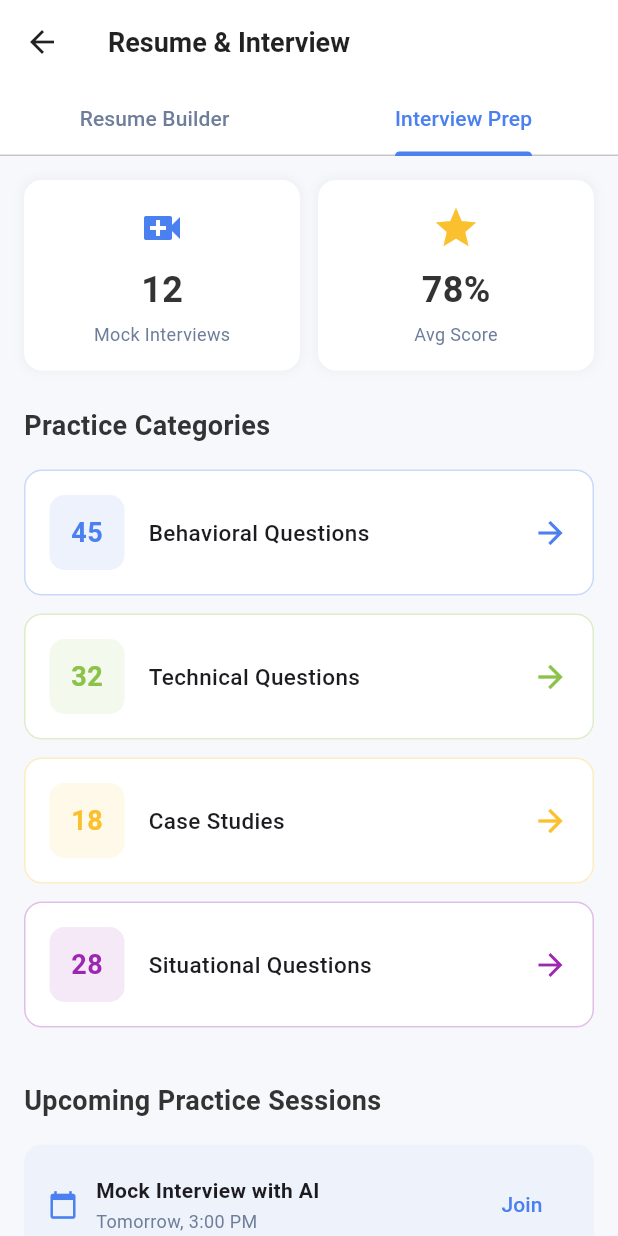
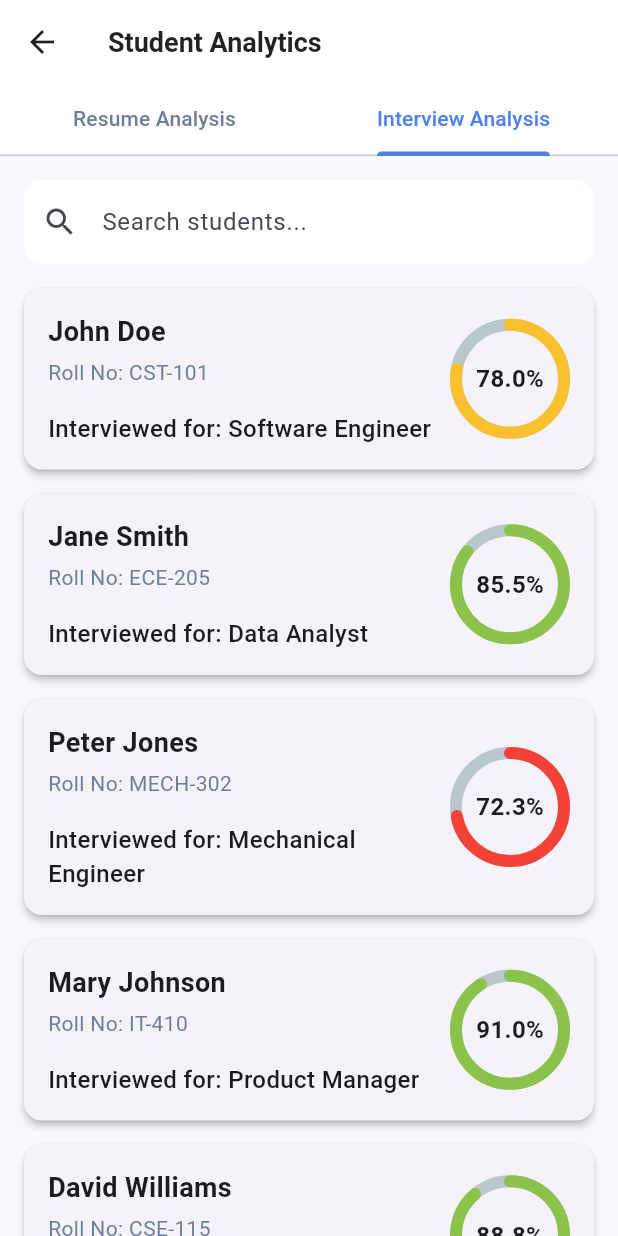
Before and after one commit to benayaram-sandspace/TEGA, a Flutter app: the ResumeInterviewPage screen opened directly, tab 2 chosen, on a phone screen of 412 x 824 dp. Run offline on Flutter 3.47's test engine with Material 3 defaults, Android fonts, the phone set to English and light mode, and no system bars; drawn by our look-alikes of percent_indicator; our stand-ins replace camera, csv, file_picker, fl_chart, flutter_native_splash, flutter_staggered_animations and 6 more; accounts and stored records are empty.

Commit message:
Add Resume and Interview feature with search functionality and data visualization of the Students Resumes and Interviews Analysis

```diff
--- a/tega/lib/features/4_college_panel/presentation/2_more_features/resume_interview_page.dart
+++ b/tega/lib/features/4_college_panel/presentation/2_more_features/resume_interview_page.dart
@@ -1,5 +1,28 @@
 import 'package:flutter/material.dart';
+import 'package:flutter_staggered_animations/flutter_staggered_animations.dart';
+import 'package:percent_indicator/percent_indicator.dart';
 import 'package:tega/features/4_college_panel/presentation/0_dashboard/dashboard_styles.dart';
+
+// Model for student data
+class StudentData {
+  final String name;
+  final String rollNumber;
+  final int resumeScore;
+  final int mockInterviews;
+  final double avgInterviewScore;
+  final String interviewRole;
+  final String jobRole;
+
+  StudentData({
+    required this.name,
+    required this.rollNumber,
+    required this.resumeScore,
+    required this.mockInterviews,
+    required this.avgInterviewScore,
+    required this.interviewRole,
+    required this.jobRole,
+  });
+}
 
 class ResumeInterviewPage extends StatefulWidget {
   const ResumeInterviewPage({super.key});
@@ -12,15 +35,39 @@ class _ResumeInterviewPageState extends State<ResumeInterviewPage>
     with SingleTickerProviderStateMixin {
   late TabController _tabController;
 
+  // Dummy data for students
+  final List<StudentData> _allStudents = [
+    StudentData(name: 'John Doe', rollNumber: 'CST-101', resumeScore: 85, mockInterviews: 12, avgInterviewScore: 78.0, interviewRole: 'Software Engineer', jobRole: 'Frontend Developer'),
+    StudentData(name: 'Jane Smith', rollNumber: 'ECE-205', resumeScore: 92, mockInterviews: 8, avgInterviewScore: 85.5, interviewRole: 'Data Analyst', jobRole: 'Data Analyst'),
+    StudentData(name: 'Peter Jones', rollNumber: 'MECH-302', resumeScore: 78, mockInterviews: 5, avgInterviewScore: 72.3, interviewRole: 'Mechanical Engineer', jobRole: 'Product Designer'),
+    StudentData(name: 'Mary Johnson', rollNumber: 'IT-410', resumeScore: 88, mockInterviews: 15, avgInterviewScore: 91.0, interviewRole: 'Product Manager', jobRole: 'Product Manager'),
+    StudentData(name: 'David Williams', rollNumber: 'CSE-115', resumeScore: 95, mockInterviews: 10, avgInterviewScore: 88.8, interviewRole: 'DevOps Engineer', jobRole: 'DevOps Engineer'),
+  ];
+
+  List<StudentData> _filteredStudents = [];
+  final TextEditingController _searchController = TextEditingController();
+
   @override
   void initState() {
     super.initState();
     _tabController = TabController(length: 2, vsync: this);
+    _filteredStudents = _allStudents;
+    _searchController.addListener(_filterStudents);
+  }
+
+  void _filterStudents() {
+    final query = _searchController.text.toLowerCase();
+    setState(() {
+      _filteredStudents = _allStudents.where((student) {
+        return student.name.toLowerCase().contains(query);
+      }).toList();
+    });
   }
 
   @override
   void dispose() {
     _tabController.dispose();
+    _searchController.dispose();
     super.dispose();
   }
 
@@ -28,7 +75,7 @@ class _ResumeInterviewPageState extends State<ResumeInterviewPage>
   Widget build(BuildContext context) {
     return Scaffold(
       appBar: AppBar(
-        title: const Text('Resume & Interview'),
+        title: const Text('Student Analytics'),
         backgroundColor: DashboardStyles.cardBackground,
         foregroundColor: DashboardStyles.textDark,
         elevation: 1,
@@ -38,418 +85,233 @@ class _ResumeInterviewPageState extends State<ResumeInterviewPage>
           unselectedLabelColor: DashboardStyles.textLight,
           indicatorColor: DashboardStyles.primary,
           tabs: const [
-            Tab(text: 'Resume Builder'),
-            Tab(text: 'Interview Prep'),
+            Tab(text: 'Resume Analysis'),
+            Tab(text: 'Interview Analysis'),
           ],
         ),
       ),
-      body: TabBarView(
+      body: Column(
+        children: [
+          _buildSearchBar(),
+          Expanded(
+            child: TabBarView(
               controller: _tabController,
-        children: [_buildResumeTab(), _buildInterviewTab()],
+              children: [
+                _buildResumeTab(),
+                _buildInterviewTab(),
+              ],
+            ),
+          ),
+        ],
       ),
       backgroundColor: DashboardStyles.background,
     );
   }
 
+  Widget _buildSearchBar() {
+    return Padding(
+      padding: const EdgeInsets.fromLTRB(16, 16, 16, 0),
+      child: TextField(
+        controller: _searchController,
+        decoration: InputDecoration(
+          hintText: 'Search students...',
+          prefixIcon: const Icon(Icons.search),
+          border: OutlineInputBorder(
+            borderRadius: BorderRadius.circular(12),
+            borderSide: BorderSide.none,
+          ),
+          filled: true,
+          fillColor: Colors.white,
+        ),
+      ),
+    );
+  }
+
   Widget _buildResumeTab() {
-    return SingleChildScrollView(
+    return AnimationLimiter(
+      child: ListView.builder(
         padding: const EdgeInsets.all(16),
-      child: Column(
-        crossAxisAlignment: CrossAxisAlignment.start,
-        children: [
-          // Resume Score Card
-          Container(
-            padding: const EdgeInsets.all(20),
-            decoration: BoxDecoration(
-              gradient: LinearGradient(
-                colors: [
-                  DashboardStyles.primary,
-                  DashboardStyles.primary.withOpacity(0.8),
-                ],
-                begin: Alignment.topLeft,
-                end: Alignment.bottomRight,
+        itemCount: _filteredStudents.length,
+        itemBuilder: (context, index) {
+          final student = _filteredStudents[index];
+          return AnimationConfiguration.staggeredList(
+            position: index,
+            duration: const Duration(milliseconds: 375),
+            child: SlideAnimation(
+              verticalOffset: 50.0,
+              child: FadeInAnimation(
+                child: _buildResumeCard(student),
               ),
-              borderRadius: BorderRadius.circular(16),
             ),
+          );
+        },
+      ),
+    );
+  }
+
+  Widget _buildInterviewTab() {
+    return AnimationLimiter(
+      child: ListView.builder(
+        padding: const EdgeInsets.all(16),
+        itemCount: _filteredStudents.length,
+        itemBuilder: (context, index) {
+          final student = _filteredStudents[index];
+          return AnimationConfiguration.staggeredList(
+            position: index,
+            duration: const Duration(milliseconds: 375),
+            child: SlideAnimation(
+              verticalOffset: 50.0,
+              child: FadeInAnimation(
+                child: _buildInterviewCard(student),
+              ),
+            ),
+          );
+        },
+      ),
+    );
+  }
+
+  Widget _buildResumeCard(StudentData student) {
+    return Card(
+      margin: const EdgeInsets.only(bottom: 16),
+      shape: RoundedRectangleBorder(
+        borderRadius: BorderRadius.circular(12),
+      ),
+      elevation: 2,
+      child: Padding(
+        padding: const EdgeInsets.all(16),
         child: Row(
           children: [
-                Container(
-                  width: 80,
-                  height: 80,
-                  decoration: BoxDecoration(
-                    color: Colors.white.withOpacity(0.2),
-                    shape: BoxShape.circle,
-                  ),
-                  child: const Center(
-                    child: Text(
-                      '85',
-                      style: TextStyle(
-                        fontSize: 28,
-                        fontWeight: FontWeight.bold,
-                        color: Colors.white,
-                      ),
-                    ),
-                  ),
-                ),
-                const SizedBox(width: 20),
             Expanded(
               child: Column(
                 crossAxisAlignment: CrossAxisAlignment.start,
                 children: [
-                      const Text(
-                        'Resume Score',
-                        style: TextStyle(
-                          color: Colors.white,
+                  Text(
+                    student.name,
+                    style: const TextStyle(
                       fontSize: 18,
                       fontWeight: FontWeight.bold,
                     ),
                   ),
                   const SizedBox(height: 4),
                   Text(
-                        'Your resume is looking good! Add more skills to improve.',
-                        style: TextStyle(
-                          color: Colors.white.withOpacity(0.9),
-                          fontSize: 13,
+                    'Roll No: ${student.rollNumber}',
+                    style: const TextStyle(
+                      fontSize: 14,
+                      color: DashboardStyles.textLight,
+                    ),
+                  ),
+                  const SizedBox(height: 16),
+                  Text(
+                    'Job Role: ${student.jobRole}',
+                    style: const TextStyle(
+                      fontSize: 16,
+                      fontWeight: FontWeight.w500,
                     ),
                   ),
                 ],
               ),
             ),
-              ],
+            TweenAnimationBuilder<double>(
+              tween: Tween<double>(begin: 0.0, end: student.resumeScore.toDouble()),
+              duration: const Duration(milliseconds: 1000),
+              builder: (context, value, child) {
+                return CircularPercentIndicator(
+                  radius: 40.0,
+                  lineWidth: 8.0,
+                  percent: value / 100,
+                  center: Text(
+                    '${value.toStringAsFixed(0)}%',
+                    style: const TextStyle(
+                      fontWeight: FontWeight.bold,
+                      fontSize: 16.0,
                     ),
                   ),
-          const SizedBox(height: 24),
-
-          // Resume Sections
-          const Text('Resume Sections', style: DashboardStyles.sectionTitle),
-          const SizedBox(height: 16),
-          _buildResumeSection('Personal Information', Icons.person, true),
-          _buildResumeSection('Education', Icons.school, true),
-          _buildResumeSection('Experience', Icons.work, true),
-          _buildResumeSection('Skills', Icons.psychology, false),
-          _buildResumeSection('Projects', Icons.folder, false),
-          _buildResumeSection('Certifications', Icons.verified, false),
-
-          const SizedBox(height: 24),
-
-          // Action Buttons
-          Row(
-            children: [
-              Expanded(
-                child: ElevatedButton.icon(
-                  onPressed: () {},
-                  icon: const Icon(Icons.download),
-                  label: const Text('Download PDF'),
-                  style: ElevatedButton.styleFrom(
-                    backgroundColor: DashboardStyles.primary,
-                    foregroundColor: Colors.white,
-                    padding: const EdgeInsets.symmetric(vertical: 12),
-                    shape: RoundedRectangleBorder(
-                      borderRadius: BorderRadius.circular(12),
-                    ),
-                  ),
-                ),
-              ),
-              const SizedBox(width: 12),
-              Expanded(
-                child: OutlinedButton.icon(
-                  onPressed: () {},
-                  icon: const Icon(Icons.share),
-                  label: const Text('Share'),
-                  style: OutlinedButton.styleFrom(
-                    foregroundColor: DashboardStyles.primary,
-                    padding: const EdgeInsets.symmetric(vertical: 12),
-                    shape: RoundedRectangleBorder(
-                      borderRadius: BorderRadius.circular(12),
-                    ),
-                    side: const BorderSide(color: DashboardStyles.primary),
-                  ),
-                ),
+                  circularStrokeCap: CircularStrokeCap.round,
+                  progressColor: _getScoreColor(value),
+                );
+              },
             ),
           ],
-          ),
-        ],
-      ),
-    );
-  }
-
-  Widget _buildResumeSection(String title, IconData icon, bool isCompleted) {
-    return Container(
-      margin: const EdgeInsets.only(bottom: 12),
-      decoration: BoxDecoration(
-        color: Colors.white,
-        borderRadius: BorderRadius.circular(12),
-        boxShadow: [
-          BoxShadow(
-            color: Colors.grey.withOpacity(0.1),
-            spreadRadius: 1,
-            blurRadius: 5,
-          ),
-        ],
-      ),
-      child: ListTile(
-        leading: Container(
-          padding: const EdgeInsets.all(8),
-          decoration: BoxDecoration(
-            color: isCompleted
-                ? DashboardStyles.accentGreen.withOpacity(0.1)
-                : Colors.grey.withOpacity(0.1),
-            shape: BoxShape.circle,
-          ),
-          child: Icon(
-            icon,
-            color: isCompleted ? DashboardStyles.accentGreen : Colors.grey,
-            size: 20,
-          ),
-        ),
-        title: Text(title),
-        subtitle: Text(
-          isCompleted ? 'Completed' : 'Not completed',
-          style: TextStyle(
-            fontSize: 12,
-            color: isCompleted ? DashboardStyles.accentGreen : Colors.grey,
-          ),
-        ),
-        trailing: Icon(
-          isCompleted ? Icons.check_circle : Icons.arrow_forward_ios,
-          color: isCompleted ? DashboardStyles.accentGreen : Colors.grey,
-          size: 20,
         ),
       ),
     );
   }
 
-  Widget _buildInterviewTab() {
-    return SingleChildScrollView(
-      padding: const EdgeInsets.all(16),
-      child: Column(
-        crossAxisAlignment: CrossAxisAlignment.start,
-        children: [
-          // Interview Stats
-          Row(
-            children: [
-              Expanded(
-                child: _buildInterviewStatCard(
-                  'Mock Interviews',
-                  '12',
-                  Icons.video_call,
-                  DashboardStyles.primary,
-                ),
-              ),
-              const SizedBox(width: 12),
-              Expanded(
-                child: _buildInterviewStatCard(
-                  'Avg Score',
-                  '78%',
-                  Icons.star,
-                  DashboardStyles.accentOrange,
-                ),
-              ),
-            ],
-          ),
-          const SizedBox(height: 24),
-
-          // Practice Categories
-          const Text(
-            'Practice Categories',
-            style: DashboardStyles.sectionTitle,
-          ),
-          const SizedBox(height: 16),
-          _buildPracticeCategory(
-            'Behavioral Questions',
-            45,
-            DashboardStyles.primary,
-          ),
-          _buildPracticeCategory(
-            'Technical Questions',
-            32,
-            DashboardStyles.accentGreen,
-          ),
-          _buildPracticeCategory(
-            'Case Studies',
-            18,
-            DashboardStyles.accentOrange,
-          ),
-          _buildPracticeCategory(
-            'Situational Questions',
-            28,
-            DashboardStyles.accentPurple,
-          ),
-
-          const SizedBox(height: 24),
-
-          // Upcoming Interviews
-          const Text(
-            'Upcoming Practice Sessions',
-            style: DashboardStyles.sectionTitle,
-          ),
-          const SizedBox(height: 16),
-          _buildUpcomingInterview(
-            'Mock Interview with AI',
-            'Tomorrow, 3:00 PM',
-          ),
-          _buildUpcomingInterview(
-            'Technical Round Practice',
-            'Dec 15, 10:00 AM',
-          ),
-          _buildUpcomingInterview('HR Round Preparation', 'Dec 18, 2:00 PM'),
-
-          const SizedBox(height: 24),
-
-          // Start Practice Button
-          SizedBox(
-            width: double.infinity,
-            child: ElevatedButton(
-              onPressed: () {},
-              style: ElevatedButton.styleFrom(
-                backgroundColor: DashboardStyles.primary,
-                foregroundColor: Colors.white,
-                padding: const EdgeInsets.symmetric(vertical: 16),
+  Widget _buildInterviewCard(StudentData student) {
+    return Card(
+      margin: const EdgeInsets.only(bottom: 16),
       shape: RoundedRectangleBorder(
         borderRadius: BorderRadius.circular(12),
       ),
-              ),
-              child: const Text(
-                'Start Practice Interview',
-                style: TextStyle(fontSize: 16, fontWeight: FontWeight.bold),
-              ),
-            ),
-          ),
-        ],
-      ),
-    );
-  }
-
-  Widget _buildInterviewStatCard(
-    String title,
-    String value,
-    IconData icon,
-    Color color,
-  ) {
-    return Container(
+      elevation: 2,
+      child: Padding(
         padding: const EdgeInsets.all(16),
-      decoration: BoxDecoration(
-        color: Colors.white,
-        borderRadius: BorderRadius.circular(12),
-        boxShadow: [
-          BoxShadow(
-            color: Colors.grey.withOpacity(0.1),
-            spreadRadius: 1,
-            blurRadius: 5,
-          ),
-        ],
-      ),
-      child: Column(
-        children: [
-          Icon(icon, color: color, size: 32),
-          const SizedBox(height: 8),
-          Text(
-            value,
-            style: const TextStyle(
-              fontSize: 24,
-              fontWeight: FontWeight.bold,
-              color: DashboardStyles.textDark,
-            ),
-          ),
-          const SizedBox(height: 4),
-          Text(
-            title,
-            style: const TextStyle(
-              fontSize: 12,
-              color: DashboardStyles.textLight,
-            ),
-          ),
-        ],
-      ),
-    );
-  }
-
-  Widget _buildPracticeCategory(String title, int count, Color color) {
-    return Container(
-      margin: const EdgeInsets.only(bottom: 12),
-      padding: const EdgeInsets.all(16),
-      decoration: BoxDecoration(
-        color: Colors.white,
-        borderRadius: BorderRadius.circular(12),
-        border: Border.all(color: color.withOpacity(0.3)),
-      ),
         child: Row(
           children: [
-          Container(
-            width: 50,
-            height: 50,
-            decoration: BoxDecoration(
-              color: color.withOpacity(0.1),
-              borderRadius: BorderRadius.circular(10),
-            ),
-            child: Center(
-              child: Text(
-                count.toString(),
-                style: TextStyle(
-                  color: color,
-                  fontWeight: FontWeight.bold,
-                  fontSize: 18,
-                ),
-              ),
-            ),
-          ),
-          const SizedBox(width: 16),
-          Expanded(
-            child: Text(
-              title,
-              style: const TextStyle(fontSize: 15, fontWeight: FontWeight.w500),
-            ),
-          ),
-          Icon(Icons.arrow_forward, color: color),
-        ],
-      ),
-    );
-  }
-
-  Widget _buildUpcomingInterview(String title, String time) {
-    return Container(
-      margin: const EdgeInsets.only(bottom: 12),
-      padding: const EdgeInsets.all(16),
-      decoration: BoxDecoration(
-        color: DashboardStyles.primary.withOpacity(0.05),
-        borderRadius: BorderRadius.circular(12),
-      ),
-      child: Row(
-        children: [
-          const Icon(
-            Icons.calendar_today,
-            color: DashboardStyles.primary,
-            size: 20,
-          ),
-          const SizedBox(width: 12),
             Expanded(
               child: Column(
                 crossAxisAlignment: CrossAxisAlignment.start,
                 children: [
                   Text(
-                  title,
-                  style: const TextStyle(fontWeight: FontWeight.w600),
+                    student.name,
+                    style: const TextStyle(
+                      fontSize: 18,
+                      fontWeight: FontWeight.bold,
                     ),
-                const SizedBox(height: 2),
+                  ),
+                  const SizedBox(height: 4),
                   Text(
-                  time,
+                    'Roll No: ${student.rollNumber}',
                     style: const TextStyle(
-                    fontSize: 12,
+                      fontSize: 14,
                       color: DashboardStyles.textLight,
+                    ),
+                  ),
+                  const SizedBox(height: 16),
+                  Text(
+                    'Interviewed for: ${student.interviewRole}',
+                    style: const TextStyle(
+                      fontSize: 16,
+                      fontWeight: FontWeight.w500,
                     ),
                   ),
                 ],
               ),
             ),
-          TextButton(
-            onPressed: () {},
-            child: const Text(
-              'Join',
-              style: TextStyle(color: DashboardStyles.primary),
+            TweenAnimationBuilder<double>(
+              tween: Tween<double>(begin: 0.0, end: student.avgInterviewScore),
+              duration: const Duration(milliseconds: 1000),
+              builder: (context, value, child) {
+                return CircularPercentIndicator(
+                  radius: 40.0,
+                  lineWidth: 8.0,
+                  percent: value / 100,
+                  center: Text(
+                    '${value.toStringAsFixed(1)}%',
+                    style: const TextStyle(
+                      fontWeight: FontWeight.bold,
+                      fontSize: 16.0,
                     ),
+                  ),
+                  circularStrokeCap: CircularStrokeCap.round,
+                  progressColor: _getScoreColor(value),
+                );
+              },
             ),
           ],
         ),
+      ),
     );
   }
+
+  Color _getScoreColor(double score) {
+    if (score >= 85) {
+      return DashboardStyles.accentGreen;
+    } else if (score >= 75) {
+      return DashboardStyles.accentOrange;
+    } else {
+      return Colors.red;
     }
+  }
+}
--- a/tega/pubspec.yaml
+++ b/tega/pubspec.yaml
@@ -55,6 +55,11 @@ dependencies:
   http: ^1.2.1
   excel: ^4.0.2
   visibility_detector: ^0.4.0+2
+  flutter_staggered_animations: ^1.1.1
+  percent_indicator: ^4.2.3
+
+
+
 
 dev_dependencies:
   flutter_test:
```
Also changed, not shown: tega/pubspec.lock. Lines whose indentation alone changed are shown as unchanged.
